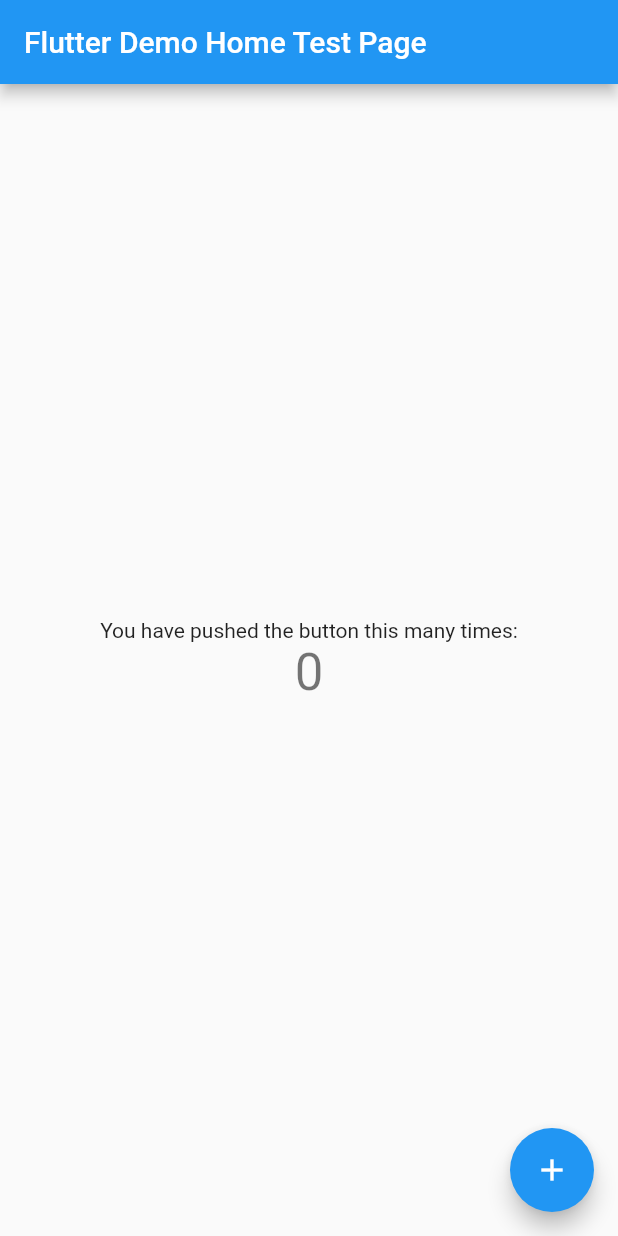
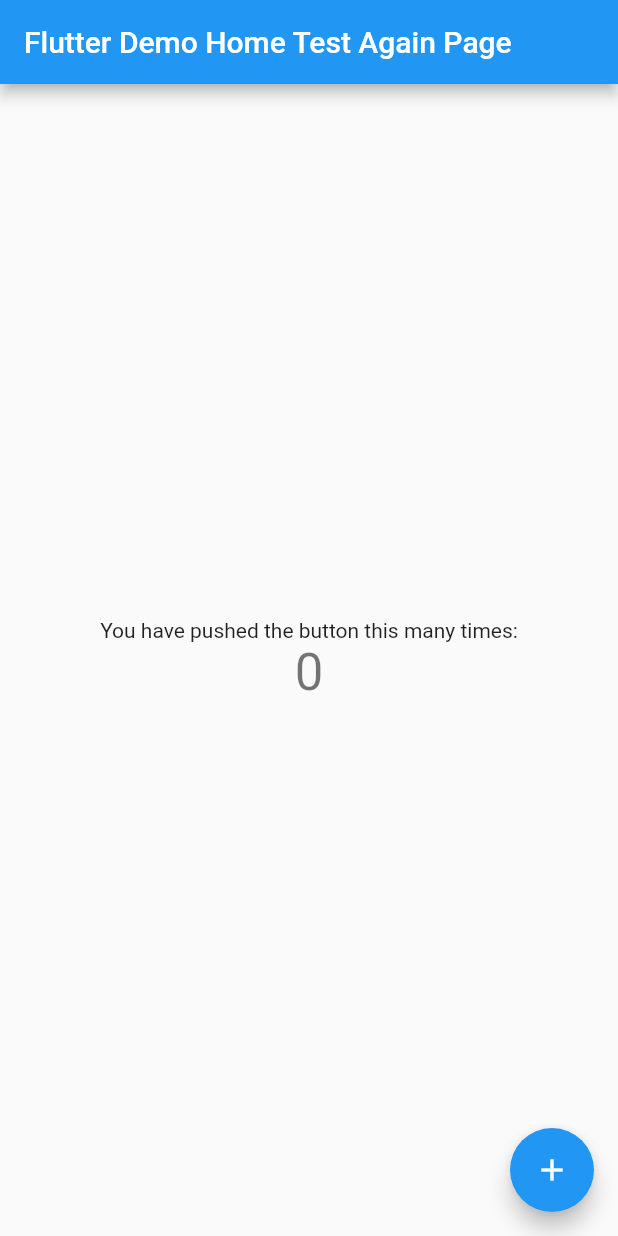
Before and after one commit to mdhenry/test_app, a Flutter app: the screen it shows after launch, on a phone screen of 412 x 824 dp. Run offline on Flutter 3.47's test engine with Material 2 defaults, Android fonts, the phone set to English and light mode, and no system bars.

Commit message:
change from mac

```diff
--- a/lib/main.dart
+++ b/lib/main.dart
@@ -24,7 +24,7 @@ class MyApp extends StatelessWidget {
         // is not restarted.
         primarySwatch: Colors.blue,
       ),
-      home: const MyHomePage(title: 'Flutter Demo Home Test Page'),
+      home: const MyHomePage(title: 'Flutter Demo Home Test Again Page'),
     );
   }
 }
```
